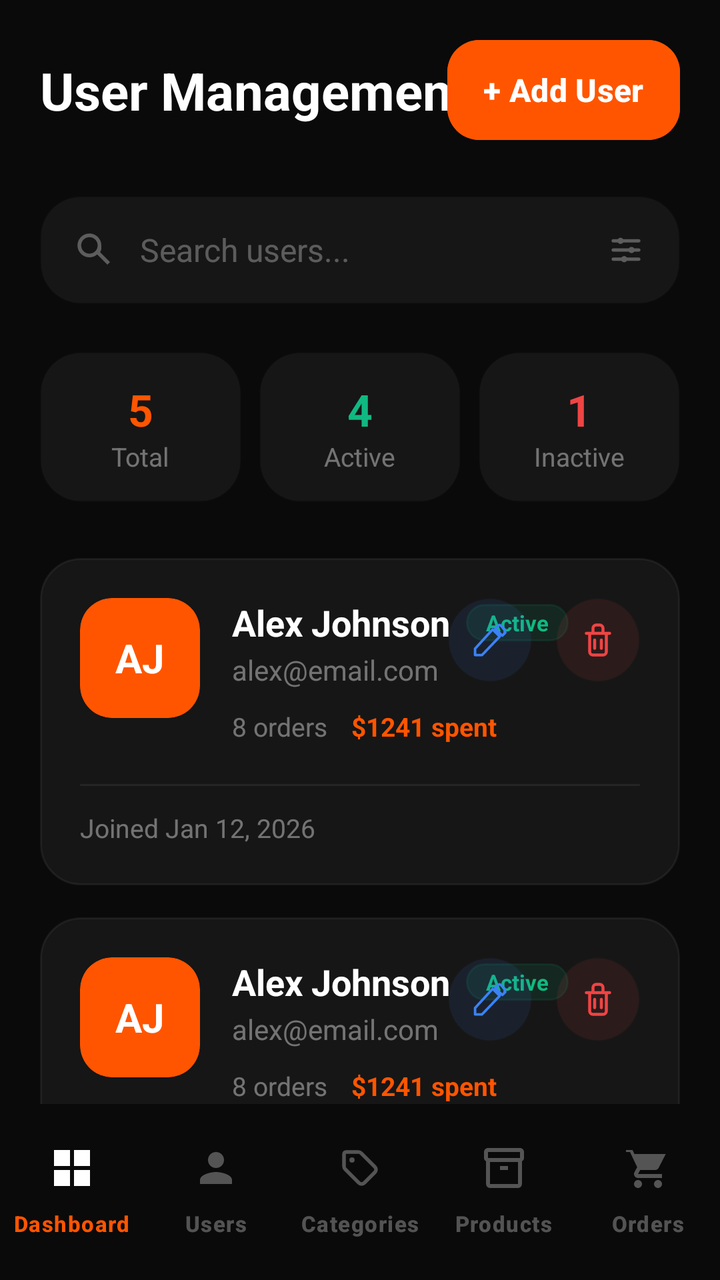
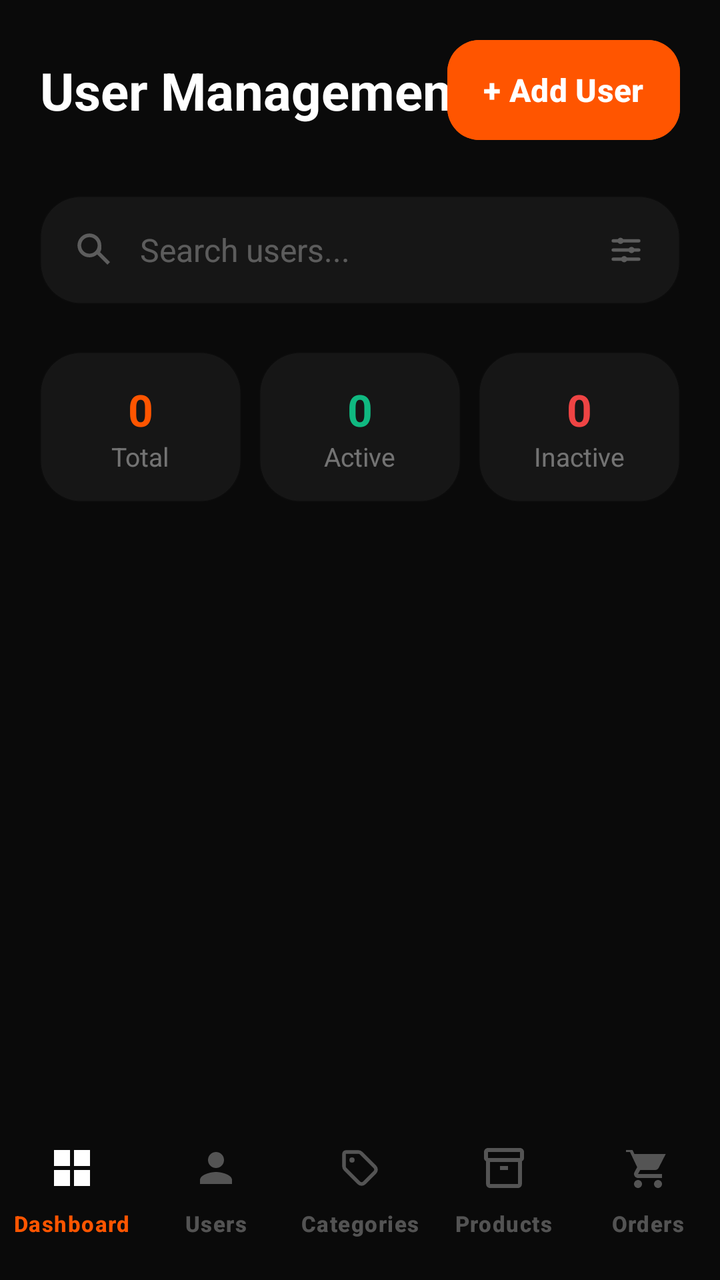

The first picture is an Android layout as it rendered before a commit; the second is the same layout after the commit. The layout source and the unified diff follow.
<!-- AndroidManifest.xml: activity theme Theme.SoleStep.Admin -->
<!-- res/layout/activity_user_management.xml -->
<?xml version="1.0" encoding="utf-8"?>
<androidx.constraintlayout.widget.ConstraintLayout xmlns:android="http://schemas.android.com/apk/res/android"
    xmlns:app="http://schemas.android.com/apk/res-auto"
    xmlns:tools="http://schemas.android.com/tools"
    android:id="@+id/admin_user_management_root"
    android:layout_width="match_parent"
    android:layout_height="match_parent"
    android:background="@color/bg_dark_primary"
    tools:context=".admin.UserManagementActivity">

    <androidx.core.widget.NestedScrollView
        android:layout_width="match_parent"
        android:layout_height="0dp"
        android:clipToPadding="false"
        android:paddingBottom="24dp"
        app:layout_constraintBottom_toTopOf="@id/admin_bottom_nav"
        app:layout_constraintTop_toTopOf="parent">

        <LinearLayout
            android:layout_width="match_parent"
            android:layout_height="wrap_content"
            android:orientation="vertical"
            android:paddingHorizontal="20dp"
            android:paddingTop="20dp">

            <androidx.constraintlayout.widget.ConstraintLayout
                android:layout_width="match_parent"
                android:layout_height="wrap_content"
                android:layout_marginBottom="28dp">

                <TextView
                    android:id="@+id/tv_title"
                    android:layout_width="wrap_content"
                    android:layout_height="wrap_content"
                    android:text="User Management"
                    android:textColor="@color/text_dark_primary"
                    android:textSize="26sp"
                    android:textStyle="bold"
                    app:layout_constraintBottom_toBottomOf="parent"
                    app:layout_constraintStart_toStartOf="parent"
                    app:layout_constraintTop_toTopOf="parent" />

                <com.google.android.material.button.MaterialButton
                    android:id="@+id/btn_add_user"
                    android:layout_width="wrap_content"
                    android:layout_height="50dp"
                    android:backgroundTint="@color/brand_orange"
                    android:insetTop="0dp"
                    android:insetBottom="0dp"
                    android:paddingHorizontal="18dp"
                    android:text="+ Add User"
                    android:textAllCaps="false"
                    android:textColor="@color/brand_white"
                    android:textSize="16sp"
                    android:textStyle="bold"
                    app:cornerRadius="16dp"
                    app:layout_constraintBottom_toBottomOf="parent"
                    app:layout_constraintEnd_toEndOf="parent"
                    app:layout_constraintTop_toTopOf="parent" />
            </androidx.constraintlayout.widget.ConstraintLayout>

            <LinearLayout
                android:layout_width="match_parent"
                android:layout_height="54dp"
                android:background="@drawable/bg_card_dark"
                android:backgroundTint="@color/bg_dark_surface_2"
                android:gravity="center_vertical"
                android:orientation="horizontal"
                android:paddingHorizontal="16dp">

                <ImageView
                    android:layout_width="22dp"
                    android:layout_height="22dp"
                    android:src="@drawable/ic_material_search"
                    app:tint="@color/text_dark_muted" />

                <EditText
                    android:layout_width="0dp"
                    android:layout_height="match_parent"
                    android:layout_weight="1"
                    android:background="@android:color/transparent"
                    android:hint="Search users..."
                    android:inputType="text"
                    android:paddingHorizontal="12dp"
                    android:textColor="@color/text_dark_primary"
                    android:textColorHint="@color/text_dark_muted"
                    android:textSize="16sp" />

                <ImageView
                    android:layout_width="22dp"
                    android:layout_height="22dp"
                    android:src="@drawable/ic_filter_sliders"
                    app:tint="@color/text_dark_muted" />
            </LinearLayout>

            <LinearLayout
                android:layout_width="match_parent"
                android:layout_height="wrap_content"
                android:layout_marginTop="24dp"
                android:orientation="horizontal">

                <LinearLayout
                    android:layout_width="0dp"
                    android:layout_height="wrap_content"
                    android:layout_marginEnd="6dp"
                    android:layout_weight="1"
                    android:background="@drawable/bg_card_dark"
                    android:backgroundTint="@color/bg_dark_surface_2"
                    android:gravity="center"
                    android:orientation="vertical"
                    android:paddingVertical="14dp">

                    <TextView
                        android:layout_width="wrap_content"
                        android:layout_height="wrap_content"
                        android:text="5"
                        android:textColor="@color/brand_orange"
                        android:textSize="22sp"
                        android:textStyle="bold" />

                    <TextView
                        android:layout_width="wrap_content"
                        android:layout_height="wrap_content"
                        android:text="Total"
                        android:textColor="@color/text_dark_tertiary"
                        android:textSize="13sp" />
                </LinearLayout>

                <LinearLayout
                    android:layout_width="0dp"
                    android:layout_height="wrap_content"
                    android:layout_marginHorizontal="3dp"
                    android:layout_weight="1"
                    android:background="@drawable/bg_card_dark"
                    android:backgroundTint="@color/bg_dark_surface_2"
                    android:gravity="center"
                    android:orientation="vertical"
                    android:paddingVertical="14dp">

                    <TextView
                        android:layout_width="wrap_content"
                        android:layout_height="wrap_content"
                        android:text="4"
                        android:textColor="@color/status_success"
                        android:textSize="22sp"
                        android:textStyle="bold" />

                    <TextView
                        android:layout_width="wrap_content"
                        android:layout_height="wrap_content"
                        android:text="Active"
                        android:textColor="@color/text_dark_tertiary"
                        android:textSize="13sp" />
                </LinearLayout>

                <LinearLayout
                    android:layout_width="0dp"
                    android:layout_height="wrap_content"
                    android:layout_marginStart="6dp"
                    android:layout_weight="1"
                    android:background="@drawable/bg_card_dark"
                    android:backgroundTint="@color/bg_dark_surface_2"
                    android:gravity="center"
                    android:orientation="vertical"
                    android:paddingVertical="14dp">

                    <TextView
                        android:layout_width="wrap_content"
                        android:layout_height="wrap_content"
                        android:text="1"
                        android:textColor="@color/status_error"
                        android:textSize="22sp"
                        android:textStyle="bold" />

                    <TextView
                        android:layout_width="wrap_content"
                        android:layout_height="wrap_content"
                        android:text="Inactive"
                        android:textColor="@color/text_dark_tertiary"
                        android:textSize="13sp" />
                </LinearLayout>
            </LinearLayout>

            <LinearLayout
                android:layout_width="match_parent"
                android:layout_height="wrap_content"
                android:layout_marginTop="28dp"
                android:orientation="vertical">

                <include layout="@layout/item_user" />

                <include layout="@layout/item_user" />

                <include layout="@layout/item_user" />

                <include layout="@layout/item_user" />

            </LinearLayout>

        </LinearLayout>
    </androidx.core.widget.NestedScrollView>

    <include
        layout="@layout/view_admin_bottom_nav"
        android:layout_width="match_parent"
        android:layout_height="wrap_content"
        app:layout_constraintBottom_toBottomOf="parent" />

</androidx.constraintlayout.widget.ConstraintLayout>
<!-- res/layout/item_user.xml (included above) -->
<?xml version="1.0" encoding="utf-8"?>
<androidx.constraintlayout.widget.ConstraintLayout xmlns:android="http://schemas.android.com/apk/res/android"
    xmlns:app="http://schemas.android.com/apk/res-auto"
    xmlns:tools="http://schemas.android.com/tools"
    android:layout_width="match_parent"
    android:layout_height="wrap_content"
    android:layout_marginBottom="16dp"
    android:background="@drawable/bg_card_dark"
    android:padding="20dp">

    <com.google.android.material.card.MaterialCardView
        android:id="@+id/avatar_container"
        android:layout_width="60dp"
        android:layout_height="60dp"
        app:cardBackgroundColor="@color/brand_orange"
        app:cardCornerRadius="16dp"
        app:cardElevation="0dp"
        app:layout_constraintStart_toStartOf="parent"
        app:layout_constraintTop_toTopOf="parent"
        app:strokeWidth="0dp">

        <TextView
            android:id="@+id/tv_initials"
            android:layout_width="wrap_content"
            android:layout_height="wrap_content"
            android:layout_gravity="center"
            android:text="AJ"
            android:textColor="@color/brand_white"
            android:textSize="20sp"
            android:textStyle="bold" />
    </com.google.android.material.card.MaterialCardView>

    
    <TextView
        android:id="@+id/tv_user_name"
        android:layout_width="wrap_content"
        android:layout_height="wrap_content"
        android:layout_marginStart="16dp"
        android:text="Alex Johnson"
        android:textColor="@color/text_dark_primary"
        android:textSize="18sp"
        android:textStyle="bold"
        app:layout_constraintStart_toEndOf="@id/avatar_container"
        app:layout_constraintTop_toTopOf="@id/avatar_container" />

    <TextView
        android:id="@+id/tv_status_badge"
        android:layout_width="wrap_content"
        android:layout_height="wrap_content"
        android:layout_marginStart="8dp"
        android:background="@drawable/bg_status_delivered"
        android:backgroundTint="#1A10B981"
        android:paddingHorizontal="10dp"
        android:paddingVertical="2dp"
        android:text="Active"
        android:textColor="@color/status_success"
        android:textSize="11sp"
        android:textStyle="bold"
        app:layout_constraintBottom_toBottomOf="@id/tv_user_name"
        app:layout_constraintStart_toEndOf="@id/tv_user_name"
        app:layout_constraintTop_toTopOf="@id/tv_user_name" />

    
    <TextView
        android:id="@+id/tv_user_email"
        android:layout_width="0dp"
        android:layout_height="wrap_content"
        android:layout_marginTop="2dp"
        android:text="alex@email.com"
        android:textColor="@color/text_dark_tertiary"
        android:textSize="14sp"
        app:layout_constraintEnd_toStartOf="@id/actions_layout"
        app:layout_constraintStart_toStartOf="@id/tv_user_name"
        app:layout_constraintTop_toBottomOf="@id/tv_user_name" />

    <LinearLayout
        android:id="@+id/stats_layout"
        android:layout_width="wrap_content"
        android:layout_height="wrap_content"
        android:layout_marginTop="10dp"
        android:orientation="horizontal"
        app:layout_constraintStart_toStartOf="@id/tv_user_name"
        app:layout_constraintTop_toBottomOf="@id/tv_user_email">

        <TextView
            android:id="@+id/tv_orders_count"
            android:layout_width="wrap_content"
            android:layout_height="wrap_content"
            android:text="8 orders"
            android:textColor="@color/text_dark_tertiary"
            android:textSize="13sp" />

        <TextView
            android:id="@+id/tv_spent_amount"
            android:layout_width="wrap_content"
            android:layout_height="wrap_content"
            android:layout_marginStart="12dp"
            android:text="$1241 spent"
            android:textColor="@color/brand_orange"
            android:textSize="13sp"
            android:textStyle="bold" />
    </LinearLayout>

    
    <LinearLayout
        android:id="@+id/actions_layout"
        android:layout_width="wrap_content"
        android:layout_height="wrap_content"
        android:orientation="horizontal"
        app:layout_constraintEnd_toEndOf="parent"
        app:layout_constraintTop_toTopOf="@id/tv_user_name">

        <FrameLayout
            android:id="@+id/btn_edit"
            android:layout_width="42dp"
            android:layout_height="42dp"
            android:layout_marginEnd="12dp"
            android:background="@drawable/bg_circle_dark"
            android:backgroundTint="#1A3B82F6">
            <ImageView
                android:layout_width="20dp"
                android:layout_height="20dp"
                android:layout_gravity="center"
                android:src="@drawable/ic_edit"
                app:tint="@color/stat_orders" />
        </FrameLayout>

        <FrameLayout
            android:id="@+id/btn_delete"
            android:layout_width="42dp"
            android:layout_height="42dp"
            android:background="@drawable/bg_circle_dark"
            android:backgroundTint="#1AEF4444">
            <ImageView
                android:layout_width="20dp"
                android:layout_height="20dp"
                android:layout_gravity="center"
                android:src="@drawable/ic_trash"
                app:tint="@color/status_error" />
        </FrameLayout>
    </LinearLayout>

    <View
        android:id="@+id/item_divider"
        android:layout_width="match_parent"
        android:layout_height="1dp"
        android:layout_marginTop="20dp"
        android:background="@color/border_dark_light"
        app:layout_constraintTop_toBottomOf="@id/stats_layout" />

    <TextView
        android:id="@+id/tv_joined_date"
        android:layout_width="wrap_content"
        android:layout_height="wrap_content"
        android:layout_marginTop="12dp"
        android:text="Joined Jan 12, 2026"
        android:textColor="@color/text_dark_tertiary"
        android:textSize="13sp"
        app:layout_constraintStart_toStartOf="parent"
        app:layout_constraintTop_toBottomOf="@id/item_divider" />

</androidx.constraintlayout.widget.ConstraintLayout>
<!-- res/layout/view_admin_bottom_nav.xml (included above) -->
<?xml version="1.0" encoding="utf-8"?>
<com.google.android.material.bottomnavigation.BottomNavigationView
    xmlns:android="http://schemas.android.com/apk/res/android"
    xmlns:app="http://schemas.android.com/apk/res-auto"
    android:id="@+id/admin_bottom_nav"
    style="@style/Widget.SoleStep.BottomNavigationView.Admin"
    android:layout_width="match_parent"
    android:layout_height="wrap_content"
    app:menu="@menu/admin_bottom_nav_menu" />
<!-- resources referenced by this layout -->
<resources>
  <color name="bg_dark_primary">#0A0A0A</color>
  <color name="bg_dark_surface_2">#161616</color>
  <color name="border_dark_light">#0FFFFFFF</color>
  <color name="brand_orange">#FF5500</color>
  <color name="brand_white">#FFFFFF</color>
  <color name="stat_orders">#3B82F6</color>
  <color name="status_error">#EF4444</color>
  <color name="status_success">#10B981</color>
  <color name="text_dark_muted">#4DFFFFFF</color>
  <color name="text_dark_primary">#FFFFFF</color>
  <color name="text_dark_tertiary">#66FFFFFF</color>
  <!-- drawable bg_circle_dark (drawable) -->
  <?xml version="1.0" encoding="utf-8"?>
  <shape xmlns:android="http://schemas.android.com/apk/res/android"
      android:shape="oval">
      <solid android:color="@color/bg_dark_surface_2" />
      <stroke
          android:width="1dp"
          android:color="@color/border_dark_light" />
  </shape>
  <!-- drawable bg_status_delivered (drawable) -->
  <?xml version="1.0" encoding="utf-8"?>
  <shape xmlns:android="http://schemas.android.com/apk/res/android"
      android:shape="rectangle">
      <solid android:color="@color/status_success_bg_light" />
      <corners android:radius="@dimen/radius_pill" />
      <stroke android:width="@dimen/stroke_thin" android:color="@color/status_success" />
  </shape>
  <!-- drawable ic_edit (drawable) -->
  <?xml version="1.0" encoding="utf-8"?>
  <vector xmlns:android="http://schemas.android.com/apk/res/android"
      android:width="20dp"
      android:height="20dp"
      android:viewportWidth="24"
      android:viewportHeight="24">
      <path
          android:fillColor="@android:color/transparent"
          android:pathData="M3,17.25V21h4.25L17.81,9.94l-4.25,-4.25L3,17.25zM20.71,7.04c0.39,-0.39 0.39,-1.02 0,-1.41l-2.34,-2.34c-0.39,-0.39 -1.02,-0.39 -1.41,0l-1.83,1.83 4.25,4.25 1.83,-1.83z"
          android:strokeColor="@color/stat_orders"
          android:strokeLineCap="round"
          android:strokeLineJoin="round"
          android:strokeWidth="1.5" />
  </vector>
  <!-- drawable ic_trash (drawable) -->
  <?xml version="1.0" encoding="utf-8"?>
  <vector xmlns:android="http://schemas.android.com/apk/res/android"
      android:width="20dp"
      android:height="20dp"
      android:viewportWidth="24"
      android:viewportHeight="24">
      <path
          android:fillColor="@android:color/transparent"
          android:pathData="M7,8v11c0,1.1 0.9,2 2,2h6c1.1,0 2,-0.9 2,-2V8M5,8h14M9,8V5c0,-1.1 0.9,-2 2,-2h2c1.1,0 2,0.9 2,2v3M10,12v5M14,12v5"
          android:strokeColor="@color/status_error"
          android:strokeLineCap="round"
          android:strokeLineJoin="round"
          android:strokeWidth="1.8" />
  </vector>
  <dimen name="radius_card">20dp</dimen>
  <dimen name="stroke_thin">1dp</dimen>
  <color name="status_success_bg_light">#F0FFF4</color>
  <dimen name="radius_pill">999dp</dimen>
  <style name="TextAppearance.SoleStep.BottomNav.Admin" parent="TextAppearance.Material3.LabelSmall">
          <item name="android:textSize">11sp</item>
          <item name="android:fontFamily">sans-serif-medium</item>
          <item name="android:textStyle">bold</item>
      </style>
  <color name="brand_orange_light">#FF8844</color>
  <color name="brand_indigo">#6366F1</color>
  <style name="ShapeAppearance.SoleStep.Small" parent="">
          <item name="cornerFamily">rounded</item>
          <item name="cornerSize">@dimen/radius_sm</item>
      </style>
  <style name="ShapeAppearance.SoleStep.Medium" parent="">
          <item name="cornerFamily">rounded</item>
          <item name="cornerSize">@dimen/radius_lg</item>
      </style>
  <style name="ShapeAppearance.SoleStep.Large" parent="">
          <item name="cornerFamily">rounded</item>
          <item name="cornerSize">@dimen/radius_2xl</item>
      </style>
  <style name="ShapeAppearance.App.Indicator" parent="ShapeAppearance.Material3.SmallComponent">
          <item name="cornerSize">50%</item>
      </style>
  <dimen name="radius_sm">8dp</dimen>
  <dimen name="radius_lg">16dp</dimen>
  <dimen name="radius_2xl">24dp</dimen>
  <!-- unchanged entries left out for length: 6 -->
</resources>

<!-- the commit's change to res/layout/activity_user_management.xml (unified diff, before → after) -->
@@ -111,9 +111,10 @@
                     android:paddingVertical="14dp">
 
                     <TextView
-                        android:layout_width="wrap_content"
-                        android:layout_height="wrap_content"
-                        android:text="5"
+                        android:id="@+id/tv_total_users"
+                        android:layout_width="wrap_content"
+                        android:layout_height="wrap_content"
+                        android:text="0"
                         android:textColor="@color/brand_orange"
                         android:textSize="22sp"
                         android:textStyle="bold" />
@@ -138,9 +139,10 @@
                     android:paddingVertical="14dp">
 
                     <TextView
-                        android:layout_width="wrap_content"
-                        android:layout_height="wrap_content"
-                        android:text="4"
+                        android:id="@+id/tv_active_users"
+                        android:layout_width="wrap_content"
+                        android:layout_height="wrap_content"
+                        android:text="0"
                         android:textColor="@color/status_success"
                         android:textSize="22sp"
                         android:textStyle="bold" />
@@ -165,9 +167,10 @@
                     android:paddingVertical="14dp">
 
                     <TextView
-                        android:layout_width="wrap_content"
-                        android:layout_height="wrap_content"
-                        android:text="1"
+                        android:id="@+id/tv_inactive_users"
+                        android:layout_width="wrap_content"
+                        android:layout_height="wrap_content"
+                        android:text="0"
                         android:textColor="@color/status_error"
                         android:textSize="22sp"
                         android:textStyle="bold" />
@@ -181,21 +184,12 @@
                 </LinearLayout>
             </LinearLayout>
 
-            <LinearLayout
+            <androidx.recyclerview.widget.RecyclerView
+                android:id="@+id/rv_users"
                 android:layout_width="match_parent"
                 android:layout_height="wrap_content"
                 android:layout_marginTop="28dp"
-                android:orientation="vertical">
-
-                <include layout="@layout/item_user" />
-
-                <include layout="@layout/item_user" />
-
-                <include layout="@layout/item_user" />
-
-                <include layout="@layout/item_user" />
-
-            </LinearLayout>
+                android:nestedScrollingEnabled="false" />
 
         </LinearLayout>
     </androidx.core.widget.NestedScrollView>
@@ -205,169 +199,6 @@
         android:layout_width="match_parent"
         android:layout_height="wrap_content"
         app:layout_constraintBottom_toBottomOf="parent" />
-
-</androidx.constraintlayout.widget.ConstraintLayout>
-<!-- res/layout/item_user.xml (included above) -->
-<?xml version="1.0" encoding="utf-8"?>
-<androidx.constraintlayout.widget.ConstraintLayout xmlns:android="http://schemas.android.com/apk/res/android"
-    xmlns:app="http://schemas.android.com/apk/res-auto"
-    xmlns:tools="http://schemas.android.com/tools"
-    android:layout_width="match_parent"
-    android:layout_height="wrap_content"
-    android:layout_marginBottom="16dp"
-    android:background="@drawable/bg_card_dark"
-    android:padding="20dp">
-
-    <com.google.android.material.card.MaterialCardView
-        android:id="@+id/avatar_container"
-        android:layout_width="60dp"
-        android:layout_height="60dp"
-        app:cardBackgroundColor="@color/brand_orange"
-        app:cardCornerRadius="16dp"
-        app:cardElevation="0dp"
-        app:layout_constraintStart_toStartOf="parent"
-        app:layout_constraintTop_toTopOf="parent"
-        app:strokeWidth="0dp">
-
-        <TextView
-            android:id="@+id/tv_initials"
-            android:layout_width="wrap_content"
-            android:layout_height="wrap_content"
-            android:layout_gravity="center"
-            android:text="AJ"
-            android:textColor="@color/brand_white"
-            android:textSize="20sp"
-            android:textStyle="bold" />
-    </com.google.android.material.card.MaterialCardView>
-
-    
-    <TextView
-        android:id="@+id/tv_user_name"
-        android:layout_width="wrap_content"
-        android:layout_height="wrap_content"
-        android:layout_marginStart="16dp"
-        android:text="Alex Johnson"
-        android:textColor="@color/text_dark_primary"
-        android:textSize="18sp"
-        android:textStyle="bold"
-        app:layout_constraintStart_toEndOf="@id/avatar_container"
-        app:layout_constraintTop_toTopOf="@id/avatar_container" />
-
-    <TextView
-        android:id="@+id/tv_status_badge"
-        android:layout_width="wrap_content"
-        android:layout_height="wrap_content"
-        android:layout_marginStart="8dp"
-        android:background="@drawable/bg_status_delivered"
-        android:backgroundTint="#1A10B981"
-        android:paddingHorizontal="10dp"
-        android:paddingVertical="2dp"
-        android:text="Active"
-        android:textColor="@color/status_success"
-        android:textSize="11sp"
-        android:textStyle="bold"
-        app:layout_constraintBottom_toBottomOf="@id/tv_user_name"
-        app:layout_constraintStart_toEndOf="@id/tv_user_name"
-        app:layout_constraintTop_toTopOf="@id/tv_user_name" />
-
-    
-    <TextView
-        android:id="@+id/tv_user_email"
-        android:layout_width="0dp"
-        android:layout_height="wrap_content"
-        android:layout_marginTop="2dp"
-        android:text="alex@email.com"
-        android:textColor="@color/text_dark_tertiary"
-        android:textSize="14sp"
-        app:layout_constraintEnd_toStartOf="@id/actions_layout"
-        app:layout_constraintStart_toStartOf="@id/tv_user_name"
-        app:layout_constraintTop_toBottomOf="@id/tv_user_name" />
-
-    <LinearLayout
-        android:id="@+id/stats_layout"
-        android:layout_width="wrap_content"
-        android:layout_height="wrap_content"
-        android:layout_marginTop="10dp"
-        android:orientation="horizontal"
-        app:layout_constraintStart_toStartOf="@id/tv_user_name"
-        app:layout_constraintTop_toBottomOf="@id/tv_user_email">
-
-        <TextView
-            android:id="@+id/tv_orders_count"
-            android:layout_width="wrap_content"
-            android:layout_height="wrap_content"
-            android:text="8 orders"
-            android:textColor="@color/text_dark_tertiary"
-            android:textSize="13sp" />
-
-        <TextView
-            android:id="@+id/tv_spent_amount"
-            android:layout_width="wrap_content"
-            android:layout_height="wrap_content"
-            android:layout_marginStart="12dp"
-            android:text="$1241 spent"
-            android:textColor="@color/brand_orange"
-            android:textSize="13sp"
-            android:textStyle="bold" />
-    </LinearLayout>
-
-    
-    <LinearLayout
-        android:id="@+id/actions_layout"
-        android:layout_width="wrap_content"
-        android:layout_height="wrap_content"
-        android:orientation="horizontal"
-        app:layout_constraintEnd_toEndOf="parent"
-        app:layout_constraintTop_toTopOf="@id/tv_user_name">
-
-        <FrameLayout
-            android:id="@+id/btn_edit"
-            android:layout_width="42dp"
-            android:layout_height="42dp"
-            android:layout_marginEnd="12dp"
-            android:background="@drawable/bg_circle_dark"
-            android:backgroundTint="#1A3B82F6">
-            <ImageView
-                android:layout_width="20dp"
-                android:layout_height="20dp"
-                android:layout_gravity="center"
-                android:src="@drawable/ic_edit"
-                app:tint="@color/stat_orders" />
-        </FrameLayout>
-
-        <FrameLayout
-            android:id="@+id/btn_delete"
-            android:layout_width="42dp"
-            android:layout_height="42dp"
-            android:background="@drawable/bg_circle_dark"
-            android:backgroundTint="#1AEF4444">
-            <ImageView
-                android:layout_width="20dp"
-                android:layout_height="20dp"
-                android:layout_gravity="center"
-                android:src="@drawable/ic_trash"
-                app:tint="@color/status_error" />
-        </FrameLayout>
-    </LinearLayout>
-
-    <View
-        android:id="@+id/item_divider"
-        android:layout_width="match_parent"
-        android:layout_height="1dp"
-        android:layout_marginTop="20dp"
-        android:background="@color/border_dark_light"
-        app:layout_constraintTop_toBottomOf="@id/stats_layout" />
-
-    <TextView
-        android:id="@+id/tv_joined_date"
-        android:layout_width="wrap_content"
-        android:layout_height="wrap_content"
-        android:layout_marginTop="12dp"
-        android:text="Joined Jan 12, 2026"
-        android:textColor="@color/text_dark_tertiary"
-        android:textSize="13sp"
-        app:layout_constraintStart_toStartOf="parent"
-        app:layout_constraintTop_toBottomOf="@id/item_divider" />
 
 </androidx.constraintlayout.widget.ConstraintLayout>
 <!-- res/layout/view_admin_bottom_nav.xml (included above) -->
<!-- resource entries referenced after the edit -->
@@ -5,63 +5,13 @@
   <color name="border_dark_light">#0FFFFFFF</color>
   <color name="brand_orange">#FF5500</color>
   <color name="brand_white">#FFFFFF</color>
-  <color name="stat_orders">#3B82F6</color>
   <color name="status_error">#EF4444</color>
   <color name="status_success">#10B981</color>
   <color name="text_dark_muted">#4DFFFFFF</color>
   <color name="text_dark_primary">#FFFFFF</color>
   <color name="text_dark_tertiary">#66FFFFFF</color>
-  <!-- drawable bg_circle_dark (drawable) -->
-  <?xml version="1.0" encoding="utf-8"?>
-  <shape xmlns:android="http://schemas.android.com/apk/res/android"
-      android:shape="oval">
-      <solid android:color="@color/bg_dark_surface_2" />
-      <stroke
-          android:width="1dp"
-          android:color="@color/border_dark_light" />
-  </shape>
-  <!-- drawable bg_status_delivered (drawable) -->
-  <?xml version="1.0" encoding="utf-8"?>
-  <shape xmlns:android="http://schemas.android.com/apk/res/android"
-      android:shape="rectangle">
-      <solid android:color="@color/status_success_bg_light" />
-      <corners android:radius="@dimen/radius_pill" />
-      <stroke android:width="@dimen/stroke_thin" android:color="@color/status_success" />
-  </shape>
-  <!-- drawable ic_edit (drawable) -->
-  <?xml version="1.0" encoding="utf-8"?>
-  <vector xmlns:android="http://schemas.android.com/apk/res/android"
-      android:width="20dp"
-      android:height="20dp"
-      android:viewportWidth="24"
-      android:viewportHeight="24">
-      <path
-          android:fillColor="@android:color/transparent"
-          android:pathData="M3,17.25V21h4.25L17.81,9.94l-4.25,-4.25L3,17.25zM20.71,7.04c0.39,-0.39 0.39,-1.02 0,-1.41l-2.34,-2.34c-0.39,-0.39 -1.02,-0.39 -1.41,0l-1.83,1.83 4.25,4.25 1.83,-1.83z"
-          android:strokeColor="@color/stat_orders"
-          android:strokeLineCap="round"
-          android:strokeLineJoin="round"
-          android:strokeWidth="1.5" />
-  </vector>
-  <!-- drawable ic_trash (drawable) -->
-  <?xml version="1.0" encoding="utf-8"?>
-  <vector xmlns:android="http://schemas.android.com/apk/res/android"
-      android:width="20dp"
-      android:height="20dp"
-      android:viewportWidth="24"
-      android:viewportHeight="24">
-      <path
-          android:fillColor="@android:color/transparent"
-          android:pathData="M7,8v11c0,1.1 0.9,2 2,2h6c1.1,0 2,-0.9 2,-2V8M5,8h14M9,8V5c0,-1.1 0.9,-2 2,-2h2c1.1,0 2,0.9 2,2v3M10,12v5M14,12v5"
-          android:strokeColor="@color/status_error"
-          android:strokeLineCap="round"
-          android:strokeLineJoin="round"
-          android:strokeWidth="1.8" />
-  </vector>
   <dimen name="radius_card">20dp</dimen>
   <dimen name="stroke_thin">1dp</dimen>
-  <color name="status_success_bg_light">#F0FFF4</color>
-  <dimen name="radius_pill">999dp</dimen>
   <style name="TextAppearance.SoleStep.BottomNav.Admin" parent="TextAppearance.Material3.LabelSmall">
           <item name="android:textSize">11sp</item>
           <item name="android:fontFamily">sans-serif-medium</item>
